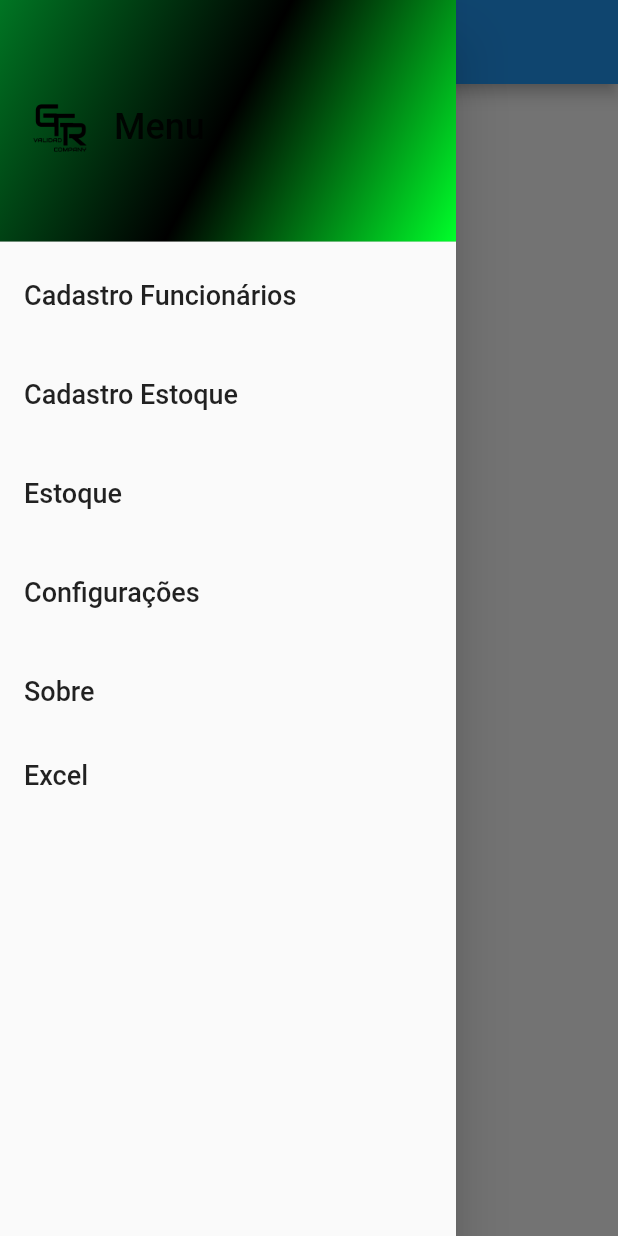
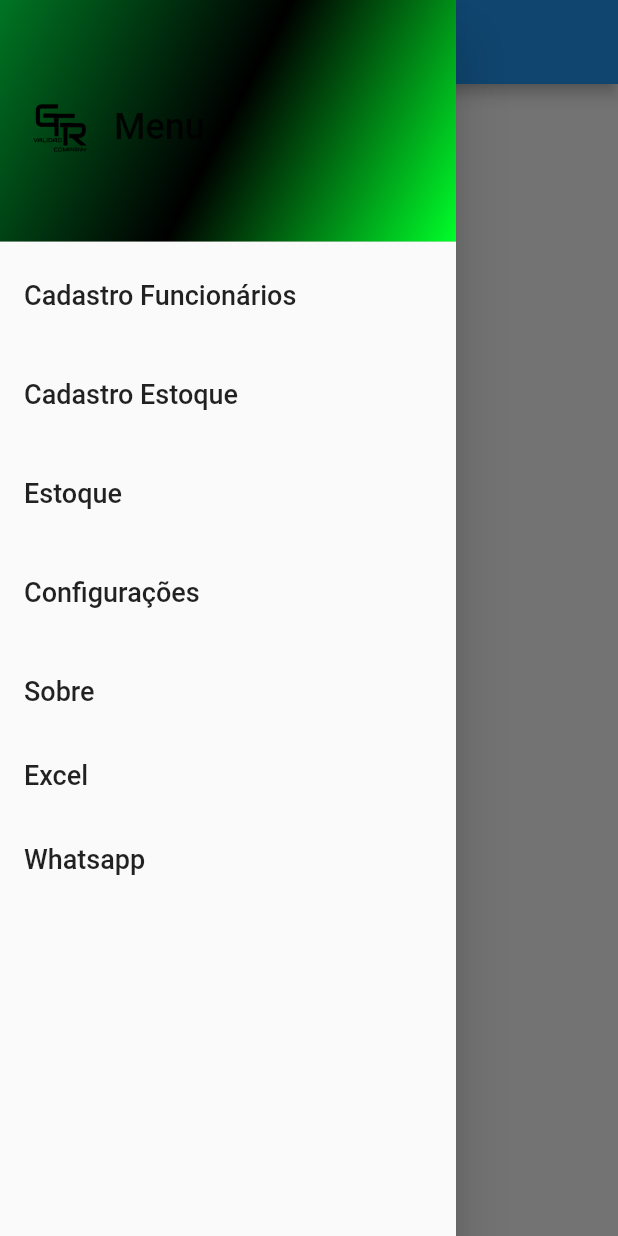
Before and after one commit to GFRrank/projeto_validad, a Flutter app: the HubScreen screen opened by its route, with the side drawer open, on a phone screen of 412 x 824 dp. Run offline on Flutter 3.47's test engine with Material 2 defaults, Android fonts, the phone set to English and light mode, and no system bars; our stand-ins replace device_preview; missing offline and left inert: spreadsheet_decoder.

Commit message:
Api Whatsapp inicial

```diff
--- a/lib/main.dart
+++ b/lib/main.dart
@@ -11,6 +11,7 @@ import 'package:projeto_valid/view/Sobre_view.dart';
 import 'package:projeto_valid/view/Autentificação_view.dart';
 import 'package:projeto_valid/view/Configurações_view.dart';
 import 'package:projeto_valid/view/ExcelDataViewer_view.dart';
+import 'package:projeto_valid/view/Whatsapp_view.dart';
 
 
 
@@ -49,6 +50,7 @@ class MyApp extends StatelessWidget {
         'configuraçoes': (context) =>  Config(), // Adicione esta linha
         'autent': (context) =>  Autenticacao(), // Adicione esta
         'excel': (context) =>  ExcelDataViewer(), // Adicione esta linha
+        'whatsapp': (context) => WhatsappView(), // Adicione esta linha
 
 
 
--- a/lib/view/HubScreen_view.dart
+++ b/lib/view/HubScreen_view.dart
@@ -99,6 +99,12 @@ class HubScreen extends StatelessWidget {
                 Navigator.pushNamed(context, 'excel');
               },
             ),
+             ListTile(
+              title: const Text('Whatsapp', style: TextStyle(fontSize: 18)), // Aumente o tamanho do texto aqui
+              onTap: () {
+                Navigator.pushNamed(context, 'whatsapp');
+              },
+            ),
           ],
         ),
       ),
--- a/pubspec.yaml
+++ b/pubspec.yaml
@@ -13,6 +13,8 @@ dependencies:
   image_picker: ^0.8.4+4
   syncfusion_flutter_xlsio: 23.1.42
   spreadsheet_decoder: ^2.0.0
+  http: ^0.13.3
+
 
 
 dev_dependencies:
```
Also changed, not shown: lib/view/Whatsapp_view.dart (added, +32 -0 lines), pubspec.lock.
